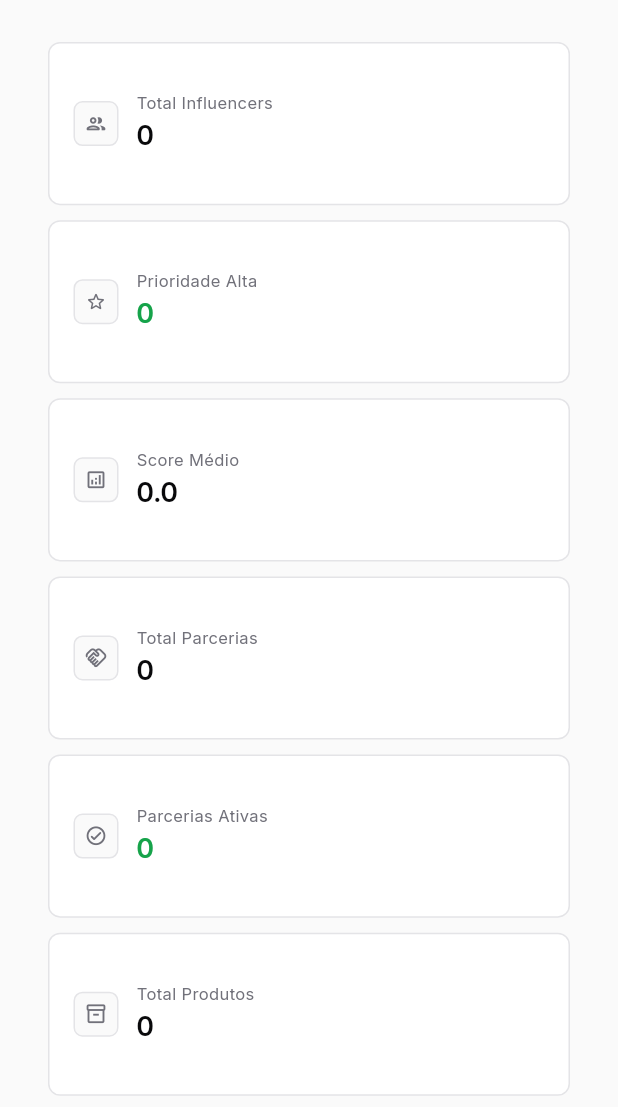
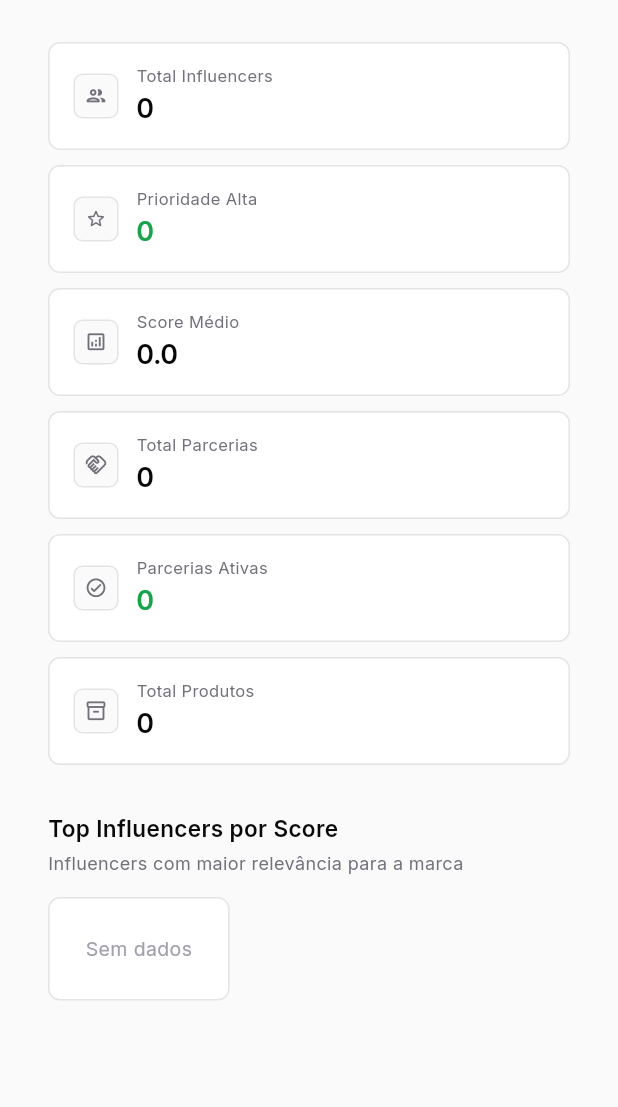
Before and after one commit to P-Correa/masderm-portal, a Flutter app: the DashboardScreen widget shown alone on an empty page, opened directly, on a phone screen of 412 x 824 dp, the part 129-1236 px from its top. Run offline on Flutter 3.47's test engine with Material 3 defaults, Android fonts, the phone set to English and light mode, and no system bars; our stand-ins replace csv, google_fonts, shared_preferences; accounts and stored records are empty.

Commit message:
fix: use mainAxisExtent 72px for stat cards (reliable fixed height)
Co-Authored-By: Claude Sonnet 4.6 <noreply@anthropic.com>

```diff
--- a/lib/screens/dashboard_screen.dart
+++ b/lib/screens/dashboard_screen.dart
@@ -47,14 +47,7 @@ class DashboardScreen extends StatelessWidget {
                   : constraints.maxWidth > 600
                       ? 2
                       : 1;
-              return GridView.count(
-                crossAxisCount: crossCount,
-                shrinkWrap: true,
-                physics: const NeverScrollableScrollPhysics(),
-                crossAxisSpacing: 10,
-                mainAxisSpacing: 10,
-                childAspectRatio: 3.2,
-                children: [
+              final cards = [
                 _StatCard(
                   label: 'Total Influencers',
                   value: data.totalInfluencers.toString(),
@@ -87,7 +80,18 @@ class DashboardScreen extends StatelessWidget {
                   value: data.totalProdutos.toString(),
                   icon: Icons.inventory_2_outlined,
                 ),
-                ],
+              ];
+              return GridView.builder(
+                shrinkWrap: true,
+                physics: const NeverScrollableScrollPhysics(),
+                gridDelegate: SliverGridDelegateWithFixedCrossAxisCount(
+                  crossAxisCount: crossCount,
+                  crossAxisSpacing: 10,
+                  mainAxisSpacing: 10,
+                  mainAxisExtent: 72,
+                ),
+                itemCount: cards.length,
+                itemBuilder: (_, i) => cards[i],
               );
             },
           ),
```
Lines whose indentation alone changed are shown as unchanged.
